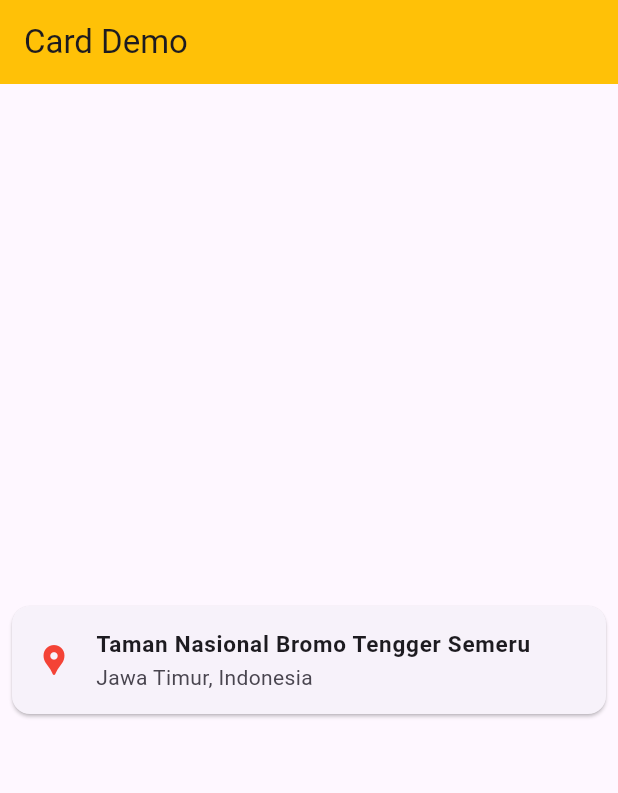
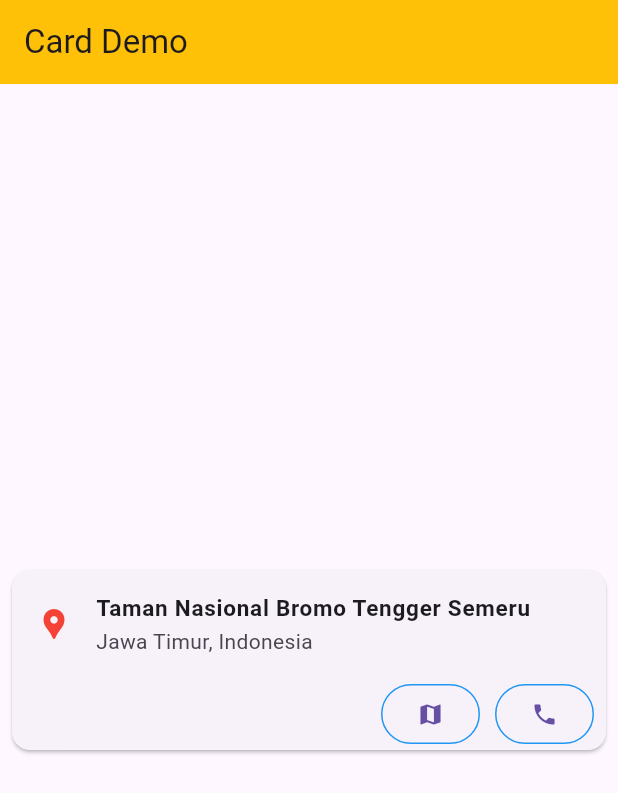
Before and after one commit to contrapoetra/mobile-programming-4, a Flutter app: the screen it shows after launch, on a phone screen of 412 x 824 dp. Shown: the top 793 px of the screen. Run offline on Flutter 3.47's test engine with Material 3 defaults, Android fonts, the light colour scheme and no system bars.

Commit message:
Update main.dart

```diff
--- a/lib/main.dart
+++ b/lib/main.dart
@@ -77,6 +77,29 @@ class DemoCard extends StatelessWidget {
                   ),
                   subtitle: Text('Jawa Timur, Indonesia'),
                 ),
+                Container(
+                  padding: const EdgeInsets.only(left: 8, right: 8),
+                  child: Row(
+                    mainAxisAlignment: MainAxisAlignment.end,
+                    children: [
+                      OutlinedButton(
+                        onPressed: () {},
+                        style: OutlinedButton.styleFrom(
+                          side: const BorderSide(color: Colors.blue),
+                        ),
+                        child: const Icon(Icons.map),
+                      ),
+                      const SizedBox(width: 10),
+                      OutlinedButton(
+                        onPressed: () {},
+                        style: OutlinedButton.styleFrom(
+                          side: const BorderSide(color: Colors.blue),
+                        ),
+                        child: const Icon(Icons.phone),
+                      ),
+                    ],
+                  ),
+                )
               ],
             ),
           ),
```
